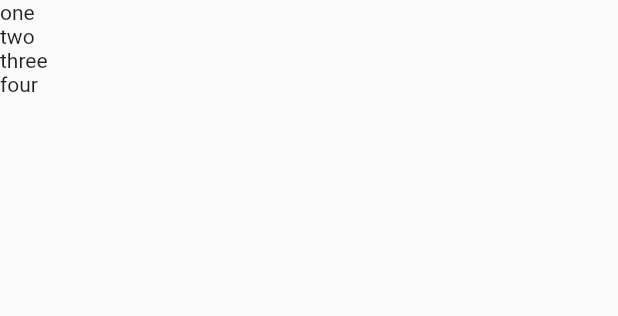
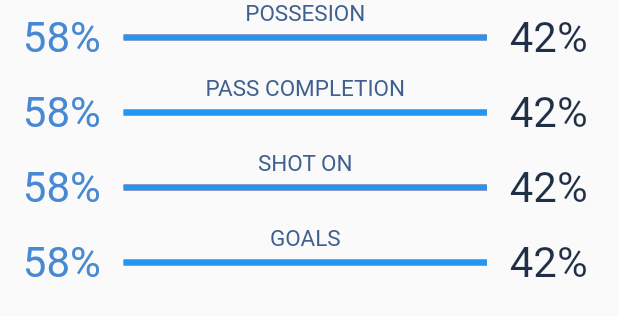
Before and after one commit to Pradip-Dhanraj/Flutter-UI, a Flutter app: what getStatisticsLayout() shows on an empty page, opened directly, on a phone screen of 412 x 824 dp. Shown: the top 316 px of the screen. Run offline on Flutter 3.47's test engine with Material 2 defaults, Android fonts, the phone set to English and light mode, and no system bars; our stand-ins replace camera, transparent_image; network calls fail; Roboto replaces fonts that are missing (Quicksand).

Commit message:
completed 3rd section completely

```diff
--- a/lib/pages/thread.dart
+++ b/lib/pages/thread.dart
@@ -1,6 +1,8 @@
 import 'dart:math';
 
 import 'package:flutter/material.dart';
+import 'package:thread/customwidgets/delayedanimation.dart';
+import 'package:thread/customwidgets/rotationanimation.dart';
 import 'package:transparent_image/transparent_image.dart';
 
 const Color blueshade01 = const Color(0xff2B4F81);
@@ -54,7 +56,10 @@ class _ThreadState extends State<Thread> {
                             sidebarTextColor: s3SidebarTextColor,
                             sidebarText: "C. Ronaldo",
                           ),
-                          getNavbar(),
+                          Delayedaimation(
+                            milliseconsdelay: 600,
+                            child: getNavbar(),
+                          ),
                         ],
                       ),
                       getContainerLayout(
@@ -68,7 +73,7 @@ class _ThreadState extends State<Thread> {
                             Icons.data_usage,
                             color: Colors.white54,
                           ),
-                          opacity: .9),
+                          opacity: .95),
                     ],
                   ),
                 ],
@@ -93,21 +98,88 @@ class _ThreadState extends State<Thread> {
   }
 }
 
+class Statistics {
+  int total;
+  int score;
+  String title;
+  Statistics(
+      {@required this.title, @required this.score, @required this.total});
+}
+
 Widget getStatisticsLayout() {
   var lst = [
-    "one",
-    "two",
-    "three",
-    "four",
+    Statistics(score: 19, total: 33, title: "Possesion"),
+    Statistics(score: 19, total: 33, title: "Pass Completion"),
+    Statistics(score: 19, total: 33, title: "Shot on"),
+    Statistics(score: 19, total: 33, title: "Goals"),
   ].toList();
   return Container(
+    alignment: Alignment.topCenter,
     child: ListView.builder(
       itemCount: lst.length,
       itemBuilder: (BuildContext context, int index) {
-        return Row(
+        return Container(
+          alignment: Alignment.center,
+          height: 50,
+          padding: EdgeInsets.only(
+            right: 5,
+          ),
+          width: double.infinity,
+          child: Row(
+            mainAxisAlignment: MainAxisAlignment.spaceAround,
             children: <Widget>[
-            Text("${lst[index]}"),
+              Container(
+                width: appwidth / 5,
+                child: Text(
+                  "${((lst[index].score/lst[index].total)*100).round()}%",
+                  textAlign: TextAlign.center,
+                  style: TextStyle(
+                    color: s3TextColor,
+                    fontSize: 28,
+                  ),
+                ),
+              ),
+              Expanded(
+                child: Container(
+                  alignment: Alignment.center,
+                  child: Column(
+                    children: <Widget>[
+                      Text(
+                        "${lst[index].title.toUpperCase()}",
+                        style: TextStyle(
+                          color: const Color(0xff40608f),
+                          fontSize: 15,
+                        ),
+                      ),
+                      Padding(
+                        padding: EdgeInsets.symmetric(
+                          vertical: 5,
+                        ),
+                        child: LinearProgressIndicator(
+                          value: 20,
+                          backgroundColor: Colors.red,
+                          valueColor:
+                              new AlwaysStoppedAnimation<Color>(Colors.blue),
+                        ),
+                      )
                     ],
+                  ),
+                ),
+              ),
+              Container(
+                alignment: Alignment.center,
+                width: appwidth / 5,
+                child: Text(
+                  "${(-((lst[index].score/lst[index].total)*100) + 100).round()}%",
+                  textAlign: TextAlign.center,
+                  style: TextStyle(
+                    color: const Color(0xff1f2f46),
+                    fontSize: 28,
+                  ),
+                ),
+              ),
+            ],
+          ),
         );
       },
     ),
@@ -138,21 +210,34 @@ Widget getContainerLayout({
             quarterTurns: -1,
             child: Row(
               children: <Widget>[
-                Text(
+                Delayedaimation(
+                  milliseconsdelay: 1000,
+                  child: Text(
                     sidebarText.toUpperCase(),
                     style: TextStyle(
                       fontSize: 20,
                       color: sidebarTextColor,
                     ),
                   ),
+                ),
                 Spacer(),
-                sidebarIcon == null ? Container() : sidebarIcon,
+                sidebarIcon == null
+                    ? Container()
+                    : Delayedaimation(
+                        milliseconsdelay: 1000,
+                        child: RotationAnimation(
+                          child: sidebarIcon,
+                          degree: 360,
+                        ),
+                      ),
               ],
             ),
           ),
         ),
         Container(
-          child: Expanded(child: child),
+          child: Expanded(
+            child: child,
+          ),
         ),
       ],
     ),
@@ -165,11 +250,13 @@ Widget getNavbar() {
       children: <Widget>[
         Container(
             width: 70,
+            child: RotationAnimation(
+              degree: 360,
               child: Icon(
                 Icons.data_usage,
                 color: textcolor,
               ),
-        ),
+            )),
         Spacer(),
         Container(
           width: 70,
```
Lines whose indentation alone changed are shown as unchanged.
